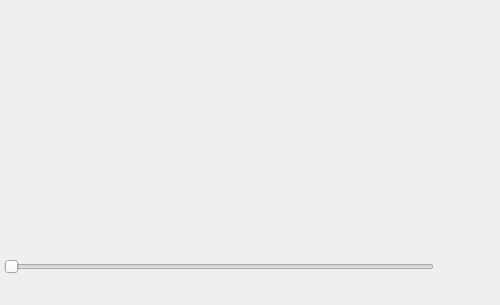
The window that code/display/region/QtRegionDock.ui (radio-astro/casa) describes before a commit, drawn with Qt 5.
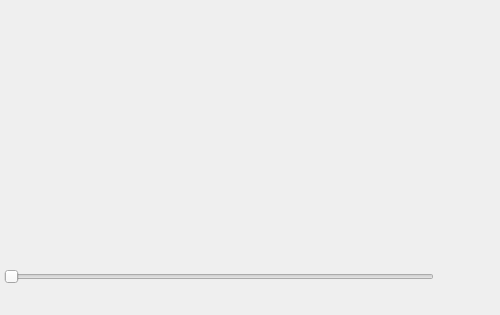
The same window after the commit.

Commit message: New Development: Yes             JIRA Issue: Yes CAS-3504.         Ready for Test: Yes      Interface Changes: No What Interface Changed: Please list interface changes          Test Programs: List test programs   Put in Release Notes: No              Module(s): Module Names change impacts.            Description: Adding Histogram to region dock.

Diff of the .ui file:
```diff
--- a/code/display/region/QtRegionDock.ui
+++ b/code/display/region/QtRegionDock.ui
@@ -7,7 +7,7 @@
     <x>0</x>
     <y>0</y>
     <width>500</width>
-    <height>305</height>
+    <height>315</height>
    </rect>
   </property>
   <property name="sizePolicy">
@@ -19,13 +19,13 @@
   <property name="minimumSize">
    <size>
     <width>500</width>
-    <height>305</height>
+    <height>315</height>
    </size>
   </property>
   <property name="maximumSize">
    <size>
     <width>524287</width>
-    <height>305</height>
+    <height>315</height>
    </size>
   </property>
   <property name="windowTitle">
@@ -56,13 +56,13 @@
       <property name="minimumSize">
        <size>
         <width>477</width>
-        <height>220</height>
+        <height>230</height>
        </size>
       </property>
       <property name="maximumSize">
        <size>
         <width>16777215</width>
-        <height>220</height>
+        <height>230</height>
        </size>
       </property>
       <property name="lineWidth">
```
The commit also changes 11 other files.
